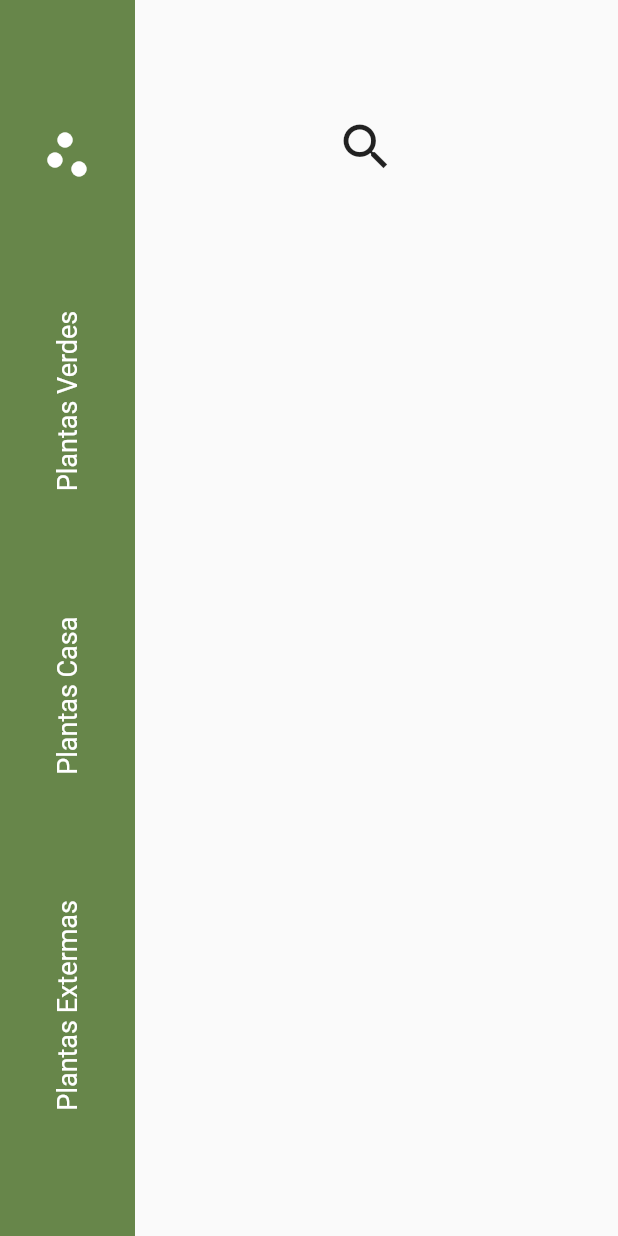
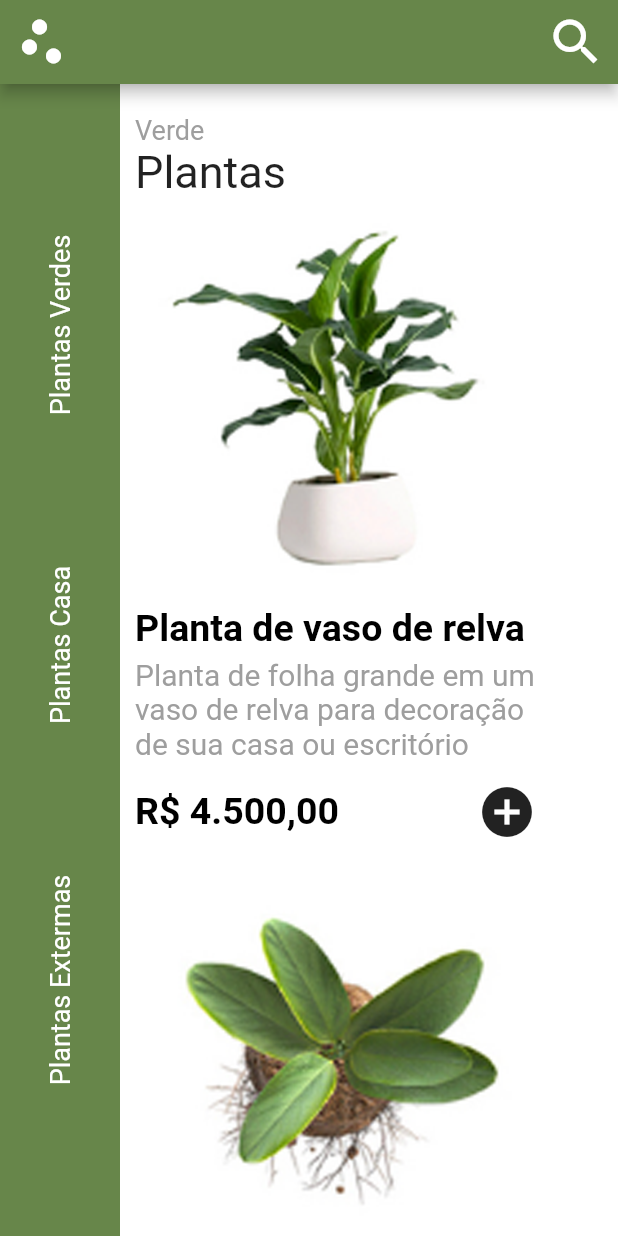
Before and after one commit to caneto/Criando-uma-Ui-Loja-de-Plantas, a Flutter app: the screen it shows after launch, on a phone screen of 412 x 824 dp. Run offline on Flutter 3.47's test engine with Material 2 defaults, Android fonts, the phone set to English and light mode, and no system bars.

Commit message:
Final do Layout da Ui

```diff
--- a/lib/home_screen.dart
+++ b/lib/home_screen.dart
@@ -1,4 +1,5 @@
 import 'package:flutter/material.dart';
+import 'package:lojadeplantasui/product_list.dart';
 
 class HomeScreen extends StatefulWidget {
   const HomeScreen({super.key});
@@ -8,7 +9,7 @@ class HomeScreen extends StatefulWidget {
 }
 
 class _HomeScreenState extends State<HomeScreen> {
-  final textStyle = TextStyle(
+  final textStyle = const TextStyle(
     fontSize: 18,
     color: Colors.white,
   );
@@ -16,19 +17,36 @@ class _HomeScreenState extends State<HomeScreen> {
   @override
   Widget build(BuildContext context) {
     return Scaffold(
+      appBar: AppBar(
+        leading: const Icon(
+          Icons.scatter_plot,
+          size: 40,
+          color: Colors.white,
+        ),
+        backgroundColor: const Color(0xff67864a),
+        actions: [
+          Padding(
+            padding: const EdgeInsets.all(8.0),
+            child: Container(
+              alignment: Alignment.centerRight,
+              width: MediaQuery.of(context).size.width - 120,
+              child: const Icon(
+                Icons.search_outlined,
+                size: 40,
+              ),
+            ),
+          ),
+        ],
+      ),
+      backgroundColor: Colors.white,
       body: Row(
         children: [
           Container(
-            width: 90,
+            width: 80,
             color: const Color(0xff67864a),
             child: Column(
               mainAxisAlignment: MainAxisAlignment.spaceEvenly,
               children: [
-                Icon(
-                  Icons.scatter_plot,
-                  size: 40,
-                  color: Colors.white,
-                ),
                 RotatedBox(
                   quarterTurns: 3,
                   child: Text(
@@ -53,25 +71,32 @@ class _HomeScreenState extends State<HomeScreen> {
               ],
             ),
           ),
-          Column(
-            children: [
-              const SizedBox(height: 70,),
-              Row(
-                children: [
-                  Padding(
-                    padding: const EdgeInsets.all(8.0),
-                    child: Container(
-                      alignment: Alignment.center,
-                      width: MediaQuery.of(context).size.width - 120,
-                      child: const Icon(
-                        Icons.search_outlined,
-                        size: 40,
-                      ),
-                    ),
-                  )
-                ],
-              )
-            ],
+          SingleChildScrollView(
+            child: Column(
+              mainAxisAlignment: MainAxisAlignment.center,
+              crossAxisAlignment: CrossAxisAlignment.start,
+              children: [
+                const SizedBox(height: 20,),
+                Container(
+                  padding: EdgeInsets.only(left:10),
+                  alignment: Alignment.centerLeft,
+                  width: MediaQuery.of(context).size.width - 120,
+                  child: Column(
+                    mainAxisAlignment: MainAxisAlignment.start,
+                    crossAxisAlignment: CrossAxisAlignment.start,
+                    children: const [
+                      Text('Verde',style: TextStyle(color:Colors.grey,
+                          fontSize: 18
+                      ),),
+                      Text('Plantas',style: TextStyle(
+                          fontSize: 30
+                      )),
+                    ],
+                  ),
+                ),
+                ProductList(),
+              ],
+            ),
           )
         ],
       ),
--- /dev/null
+++ b/lib/product_list.dart
@@ -0,0 +1,49 @@
+import 'package:flutter/material.dart';
+
+class ProductList extends StatelessWidget {
+  const ProductList({super.key});
+
+  final textstyle  = const TextStyle(fontSize: 25,color: Colors.black,
+                           fontWeight: FontWeight.w700);
+
+  final textsubstyle  = const TextStyle(fontSize: 20,color: Colors.grey,);
+
+  @override
+  Widget build(BuildContext context) {
+    return Column(
+      children: [
+        productstyle(context,'assets/plant1.png'),
+        productstyle(context,'assets/pant2.png')
+      ],
+    );
+  }
+
+  productstyle(BuildContext context,image){
+    return  Container(
+      padding: const EdgeInsets.only(left:10),
+      alignment: Alignment.centerLeft,
+      width: MediaQuery.of(context).size.width - 130,
+      child: Column(
+        mainAxisAlignment: MainAxisAlignment.start,
+        crossAxisAlignment: CrossAxisAlignment.start,
+        children: [
+          Image.asset(image,fit: BoxFit.contain,),
+          Text('Planta de vaso de relva',style: textstyle,),
+          const SizedBox(height:5),
+          Text('Planta de folha grande em um vaso de relva para decoração de sua casa ou escritório',style: textsubstyle,),
+          //
+          const SizedBox(height:10),
+          Row(
+            mainAxisAlignment: MainAxisAlignment.spaceBetween,
+            children: [
+              Text('R\$ 4.500,00',style: textstyle,),
+              IconButton(
+                  padding: EdgeInsets.zero,
+                  icon: const Icon(Icons.add_circle,size: 40,), onPressed: (){})
+            ],
+          )
+        ],
+      ),
+    );
+  }
+}
--- a/pubspec.yaml
+++ b/pubspec.yaml
@@ -60,8 +60,8 @@ flutter:
   uses-material-design: true
 
   # To add assets to your application, add an assets section, like this:
-  # assets:
-  #   - images/a_dot_burr.jpeg
+  assets:
+    - assets/
   #   - images/a_dot_ham.jpeg
 
   # An image asset can refer to one or more resolution-specific "variants", see
```
Also changed, not shown: assets/pant2.png (added), assets/plant1.png (added).
